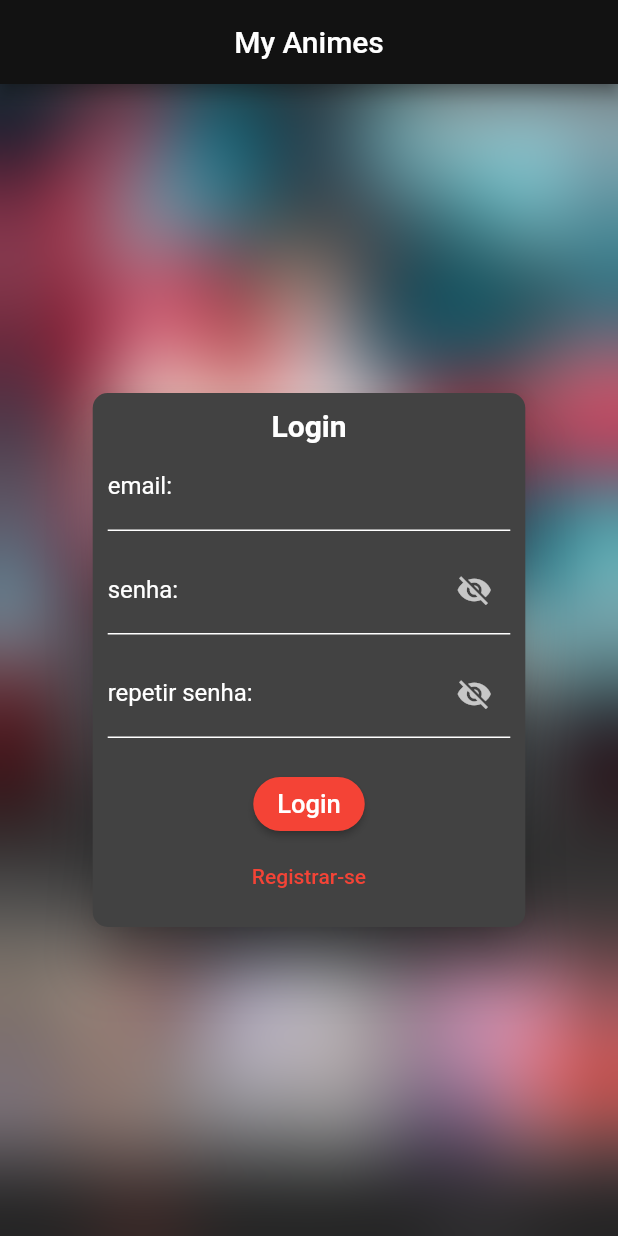
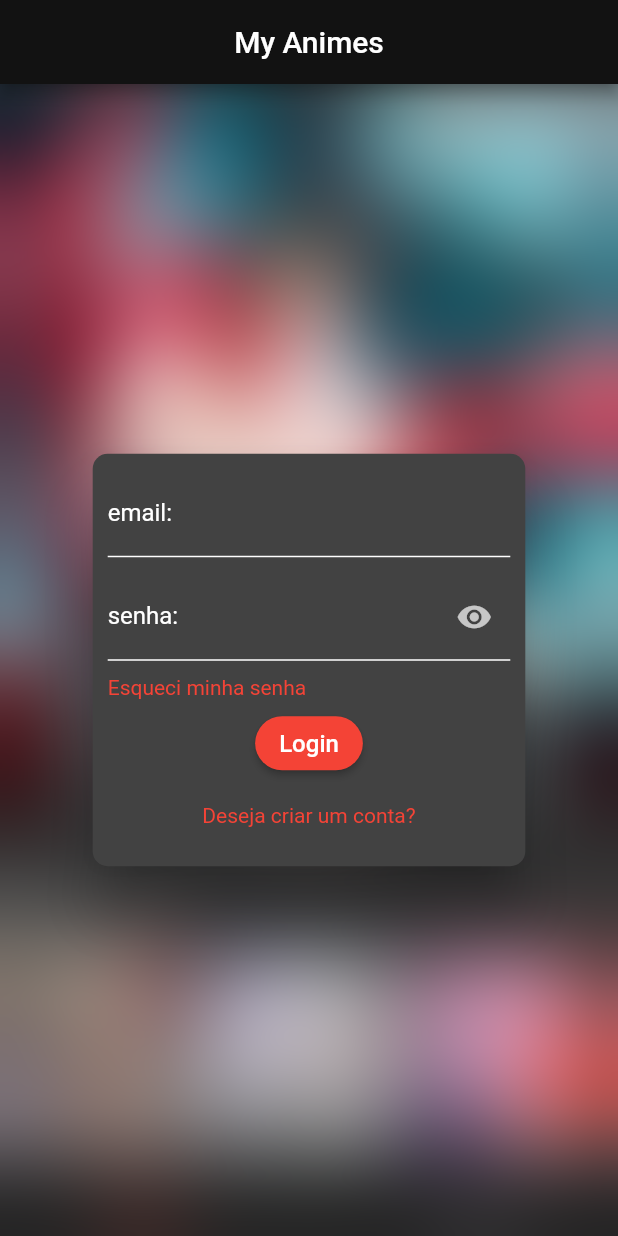
Before and after one commit to VitorPaulo21/MyProjects, a Flutter app: the screen it shows after launch, after a tap on "Login", on a phone screen of 412 x 824 dp. Run offline on Flutter 3.47's test engine with Material 2 defaults, Android fonts, the phone set to English and light mode, and no system bars; our stand-ins replace cached_network_image, carousel_slider, flutter_typeahead, smooth_page_indicator; missing offline and left inert: flutter_file_utils; network calls fail.

Commit message:
login Screen

```diff
--- a/anime_list/lib/components/auth_form.dart
+++ b/anime_list/lib/components/auth_form.dart
@@ -1,63 +1,52 @@
 import 'package:anime_list/components/input_decoration_white.dart';
 import 'package:flutter/material.dart';
+import 'package:flutter/services.dart';
+
+enum LoginStyle { LOGIN, SIGNUP }
 
 class AuthForm extends StatefulWidget {
-  const AuthForm({
-    Key? key,
-  }) : super(key: key);
+  const AuthForm({Key? key}) : super(key: key);
 
   @override
-  State<AuthForm> createState() => _AuthFormState();
+  _AuthFormState createState() => _AuthFormState();
 }
 
 class _AuthFormState extends State<AuthForm> {
-  bool isPasswordVisible = false;
+  bool isHidePassowrd = true;
+  LoginStyle loginStyle = LoginStyle.LOGIN;
   @override
   Widget build(BuildContext context) {
     return SingleChildScrollView(
-      child: Column(
-        mainAxisAlignment: MainAxisAlignment.center,
-        crossAxisAlignment: CrossAxisAlignment.center,
-        children: [
-          Card(
+      child: Card(
+        elevation: 15,
         shape: const RoundedRectangleBorder(
-                borderRadius: BorderRadius.all(
-                  Radius.circular(10),
-                ),
-              ),
-              elevation: 15,
-              margin: EdgeInsets.symmetric(
-                  horizontal: MediaQuery.of(context).size.width * 0.15),
+            borderRadius: BorderRadius.all(Radius.circular(10))),
+        child: Container(
+          padding: const EdgeInsets.all(10),
+          width: MediaQuery.of(context).size.width * 0.7,
           child: Form(
-                  child: Padding(
-                padding: const EdgeInsets.all(10.0),
               child: Column(
             mainAxisSize: MainAxisSize.min,
             children: [
-                    const Text(
-                      "Login",
-                      style:
-                          TextStyle(fontSize: 20, fontWeight: FontWeight.bold),
-                    ),
               TextFormField(
+                cursorColor: Theme.of(context).colorScheme.secondary,
                 decoration: DecorationWithLabel("email:"),
               ),
               const SizedBox(
                 height: 10,
               ),
               TextFormField(
-                      obscureText: isPasswordVisible,
-                      autocorrect: false,
+                cursorColor: Theme.of(context).colorScheme.secondary,
+                obscureText: isHidePassowrd,
                 decoration: InputDecoration(
                   suffixIcon: IconButton(
                     onPressed: () {
                       setState(() {
-                                isPasswordVisible = !isPasswordVisible;
+                        isHidePassowrd = !isHidePassowrd;
                       });
                     },
-                            icon: Icon(isPasswordVisible
-                                ? Icons.visibility
-                                : Icons.visibility_off)),
+                    icon: Icon(Icons.visibility),
+                  ),
                   label: const Text(
                     "senha:",
                     style: TextStyle(
@@ -79,22 +68,21 @@ class _AuthFormState extends State<AuthForm> {
               const SizedBox(
                 height: 10,
               ),
+              if (loginStyle == LoginStyle.SIGNUP)
                 Column(
-                      mainAxisSize: MainAxisSize.min,
                   children: [
                     TextFormField(
-                          obscureText: isPasswordVisible,
-                          autocorrect: false,
+                      cursorColor: Theme.of(context).colorScheme.secondary,
+                      obscureText: isHidePassowrd,
                       decoration: InputDecoration(
                         suffixIcon: IconButton(
                           onPressed: () {
                             setState(() {
-                                    isPasswordVisible = !isPasswordVisible;
+                              isHidePassowrd = !isHidePassowrd;
                             });
                           },
-                                icon: Icon(isPasswordVisible
-                                    ? Icons.visibility
-                                    : Icons.visibility_off)),
+                          icon: Icon(Icons.visibility),
+                        ),
                         label: const Text(
                           "repetir senha:",
                           style: TextStyle(
@@ -118,36 +106,60 @@ class _AuthFormState extends State<AuthForm> {
                     ),
                   ],
                 ),
+              if (loginStyle == LoginStyle.LOGIN)
+                Column(
+                  children: [
+                    Container(
+                        alignment: Alignment.centerLeft,
+                        width: double.infinity,
+                        child: InkWell(
+                          onTap: () {},
+                          child: Text(
+                            "Esqueci minha senha",
+                            style: TextStyle(
+                                color: Theme.of(context).colorScheme.secondary),
+                          ),
+                        )),
                     const SizedBox(
-                      height: 10,
+                      height: 5,
+                    ),
+                  ],
                 ),
               ElevatedButton(
                 onPressed: () {},
-                      child: const Text(
-                        "Login",
-                        style: TextStyle(
-                          color: Colors.white,
-                          fontSize: 17,
+                child: Text(
+                  loginStyle == LoginStyle.LOGIN ? "Login" : "SignUp",
+                  style: TextStyle(color: Colors.white, fontSize: 16),
+                ),
+                style: ElevatedButton.styleFrom(
+                  shape: const RoundedRectangleBorder(
+                      borderRadius: BorderRadius.all(Radius.circular(95))),
+                  primary: Theme.of(context).colorScheme.secondary,
                 ),
               ),
-                      style: ElevatedButton.styleFrom(
-                          primary: Theme.of(context).colorScheme.secondary,
-                          shape: const RoundedRectangleBorder(
-                              borderRadius:
-                                  BorderRadius.all(Radius.circular(95)))),
+              TextButton(
+                style: TextButton.styleFrom(
+                    primary: Colors.red,
+                    textStyle: TextStyle(
+                        color: Theme.of(context).colorScheme.secondary)),
+                onPressed: () {
+                  setState(() {
+                    if (loginStyle == LoginStyle.LOGIN) {
+                      loginStyle = LoginStyle.SIGNUP;
+                    } else {
+                      loginStyle = LoginStyle.LOGIN;
+                    }
+                  });
+                },
+                child: Text(
+                  loginStyle == LoginStyle.LOGIN
+                      ? "Deseja criar um conta?"
+                      : "Já possuo uma conta",
                 ),
-                    TextButton(
-                      onPressed: () {},
-                      child: Text(
-                        "Registrar-se",
-                        style: TextStyle(
-                            color: Theme.of(context).colorScheme.secondary),
+              )
+            ],
+          )),
         ),
-                    ),
-                  ],
-                ),
-              ))),
-        ],
       ),
     );
   }
--- a/anime_list/lib/main.dart
+++ b/anime_list/lib/main.dart
@@ -3,8 +3,8 @@ import 'package:anime_list/providers/anime_list.dart';
 import 'package:anime_list/providers/delete_observer.dart';
 import 'package:anime_list/screens/anime_details_screen.dart';
 import 'package:anime_list/screens/anime_list_screen.dart';
+import 'package:anime_list/screens/auth_screen.dart';
 import 'package:anime_list/screens/crate_anime_screen.dart';
-import 'package:anime_list/screens/login_screen.dart';
 import 'package:anime_list/utils/app_routes.dart';
 import 'package:flutter/material.dart';
 import 'package:provider/provider.dart';
@@ -31,12 +31,16 @@ class MyApp extends StatelessWidget {
       child: MaterialApp(
         title: 'Flutter Demo',
         theme: ThemeData(
-            colorScheme: ColorScheme.dark().copyWith(
-          primary: Colors.grey[800],
-          secondary: Colors.red,
-          onPrimary: Colors.red,
-          onSecondary: Colors.white,
-        )),
+          colorScheme: ColorScheme.dark().copyWith(
+            primary: Colors.grey[800],
+            secondary: Colors.red,
+            onPrimary: Colors.red,
+            onSecondary: Colors.white,
+          ),
+          textSelectionTheme: Theme.of(context).textSelectionTheme.copyWith(
+                selectionHandleColor: Colors.red,
+              ),
+        ),
         debugShowCheckedModeBanner: false,
         routes: {
           AppRoutes.AUTH: (_) => AuthScreen(),
--- a/anime_list/lib/screens/login_screen.dart
+++ b/anime_list/lib/screens/auth_screen.dart
@@ -14,24 +14,21 @@ class AuthScreen extends StatelessWidget {
         centerTitle: true,
       ),
       body: Stack(
+        fit: StackFit.expand,
         children: [
           Container(
+            alignment: Alignment.center,
             decoration: const BoxDecoration(
               image: DecorationImage(
-                  image: ExactAssetImage("lib/assets/backgorund_image.jpg"),
+                  image: AssetImage("lib/assets/backgorund_image.jpg"),
                   fit: BoxFit.cover),
             ),
-            child: Container(
-              width: double.infinity,
-              alignment: Alignment.center,
-              child: BackdropFilter(
-                filter: ImageFilter.blur(sigmaX: 30, sigmaY: 30),
-                child: AuthForm(),
-              ),
+            child: BackdropFilter(
+              filter: ImageFilter.blur(sigmaX: 30, sigmaY: 30),
+              child: AuthForm(),
             ),
-          ),
+          )
         ],
-        alignment: Alignment.center,
       ),
     );
   }
```
Lines whose indentation alone changed are shown as unchanged.
